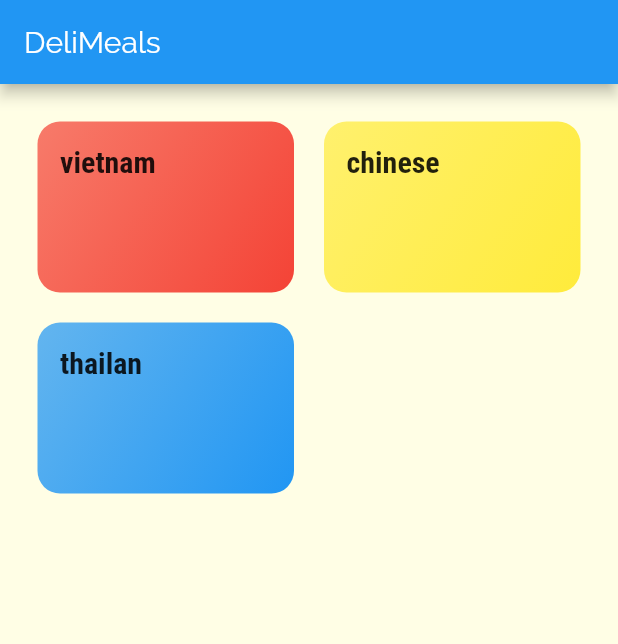
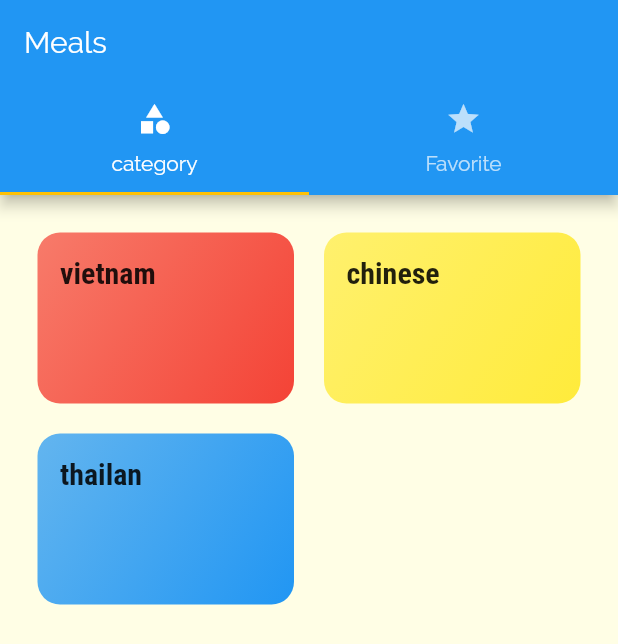
Before and after one commit to hungto228/flutter_app_bloc_demo, a Flutter app: the screen it shows after launch, on a phone screen of 412 x 824 dp. Shown: the top 644 px of the screen. Run offline on Flutter 3.47's test engine with Material 2 defaults, Android fonts, the phone set to English and light mode, and no system bars.

Commit message:
add tabsScreen view

```diff
--- a/lib/main.dart
+++ b/lib/main.dart
@@ -3,6 +3,7 @@ import 'package:flutter/material.dart';
 import 'package:flutter_app_bloc_demo/screens/category_Screens.dart';
 import 'package:flutter_app_bloc_demo/screens/category_meals_screen.dart';
 import 'package:flutter_app_bloc_demo/screens/meal_detail_screen.dart';
+import 'package:flutter_app_bloc_demo/screens/tabs_screen.dart';
 
 void main() => runApp(MyApp());
 
@@ -30,7 +31,7 @@ class MyApp extends StatelessWidget {
       // home: CategoriesScreen(),
       initialRoute: "/",
       routes: {
-        "/": (ctx) => CategoriesScreen(),
+        "/": (ctx) => TabsScreen(),
         CategoryMealsScreen.routerName: (ctx) => CategoryMealsScreen(),
         MealDetailScreen.routerName: (ctx) => MealDetailScreen(),
       },
--- a/lib/screens/category_Screens.dart
+++ b/lib/screens/category_Screens.dart
@@ -6,9 +6,6 @@ class CategoriesScreen extends StatelessWidget {
   @override
   Widget build(BuildContext context) {
     return Scaffold(
-      appBar: AppBar(
-        title: Text("DeliMeals"),
-      ),
       body: GridView(
         padding: const EdgeInsets.all(25),
         children: DUMMY_CATEGORIES
--- /dev/null
+++ b/lib/screens/favorite_screen.dart
@@ -0,0 +1,12 @@
+import 'package:flutter/material.dart';
+
+class FavoriteScreen extends StatelessWidget {
+  @override
+  Widget build(BuildContext context) {
+    return Scaffold(
+      body: Center(
+        child: Text("favorite"),
+      ),
+    );
+  }
+}
--- /dev/null
+++ b/lib/screens/tabs_screen.dart
@@ -0,0 +1,41 @@
+import 'package:flutter/material.dart';
+import 'package:flutter_app_bloc_demo/screens/category_Screens.dart';
+import 'package:flutter_app_bloc_demo/screens/favorite_screen.dart';
+
+class TabsScreen extends StatefulWidget {
+  @override
+  _TabsScreenState createState() => _TabsScreenState();
+}
+
+class _TabsScreenState extends State<TabsScreen> {
+  @override
+  Widget build(BuildContext context) {
+    return DefaultTabController(
+      length: 2,
+      initialIndex: 0,
+      child: Scaffold(
+        appBar: AppBar(
+          title: Text("Meals"),
+          bottom: TabBar(
+            tabs: [
+              Tab(
+                icon: Icon(Icons.category),
+                text: "category",
+              ),
+              Tab(
+                icon: Icon(Icons.star),
+                text: "Favorite",
+              ),
+            ],
+          ),
+        ),
+        body: TabBarView(
+          children: [
+            CategoriesScreen(),
+            FavoriteScreen(),
+          ],
+        ),
+      ),
+    );
+  }
+}
```
